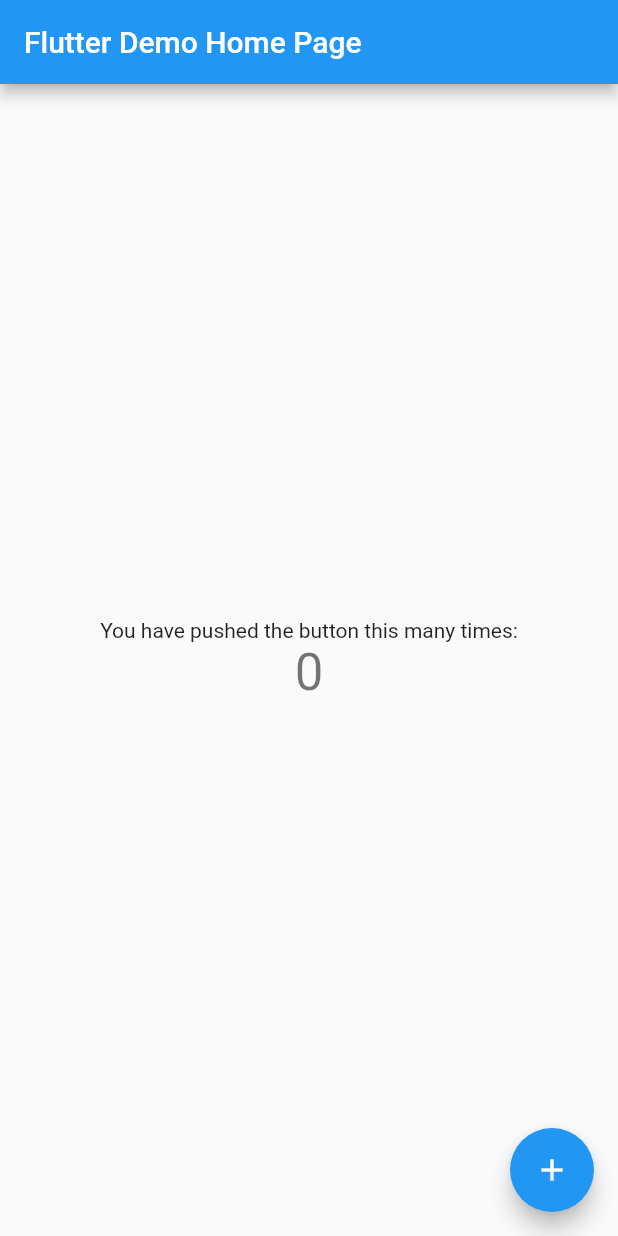
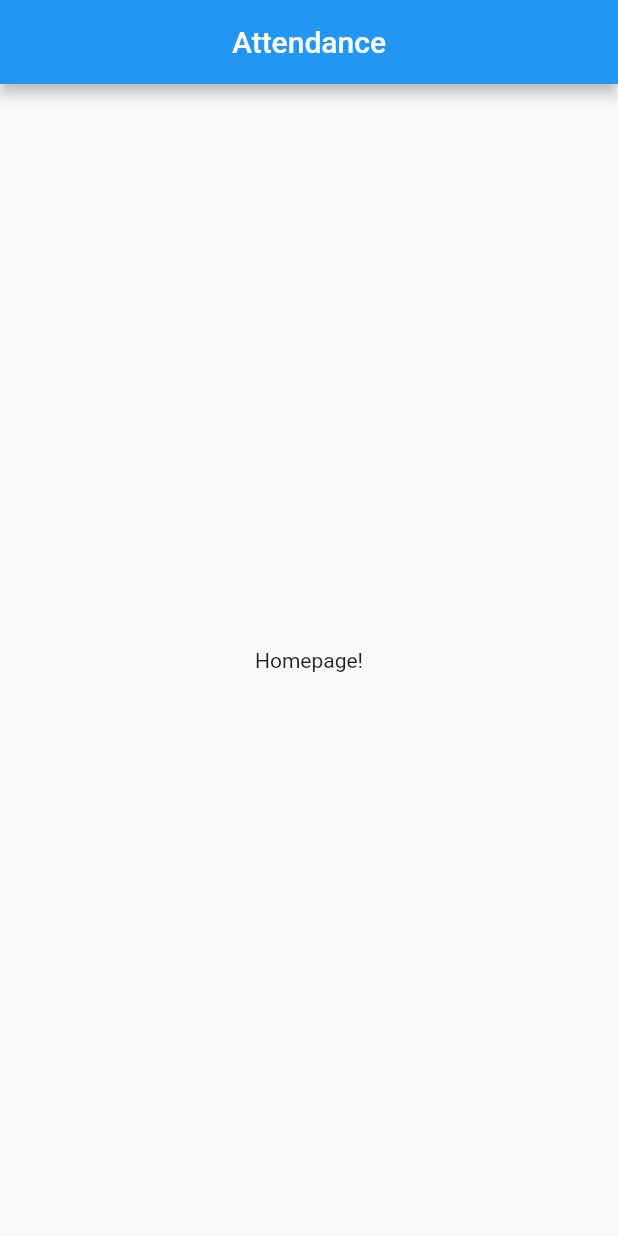
Before and after one commit to ZakariaRahim/attendance, a Flutter app: the screen it shows after launch, on a phone screen of 412 x 824 dp. Run offline on Flutter 3.47's test engine with Material 2 defaults, Android fonts, the phone set to English and light mode, and no system bars.

Commit message:
clean out comments from flutter default app after creating new project

```diff
--- a/lib/main.dart
+++ b/lib/main.dart
@@ -9,109 +9,29 @@ class MyApp extends StatelessWidget {
   @override
   Widget build(BuildContext context) {
     return MaterialApp(
-      title: 'Flutter Demo',
+      title: 'Attennce',
       theme: ThemeData(
-        // This is the theme of your application.
-        //
-        // Try running your application with "flutter run". You'll see the
-        // application has a blue toolbar. Then, without quitting the app, try
-        // changing the primarySwatch below to Colors.green and then invoke
-        // "hot reload" (press "r" in the console where you ran "flutter run",
-        // or simply save your changes to "hot reload" in a Flutter IDE).
-        // Notice that the counter didn't reset back to zero; the application
-        // is not restarted.
         primarySwatch: Colors.blue,
-        // This makes the visual density adapt to the platform that you run
-        // the app on. For desktop platforms, the controls will be smaller and
-        // closer together (more dense) than on mobile platforms.
         visualDensity: VisualDensity.adaptivePlatformDensity,
       ),
-      home: MyHomePage(title: 'Flutter Demo Home Page'),
+      home: MyHomePage(),
     );
   }
 }
 
-class MyHomePage extends StatefulWidget {
-  MyHomePage({Key key, this.title}) : super(key: key);
-
-  // This widget is the home page of your application. It is stateful, meaning
-  // that it has a State object (defined below) that contains fields that affect
-  // how it looks.
-
-  // This class is the configuration for the state. It holds the values (in this
-  // case the title) provided by the parent (in this case the App widget) and
-  // used by the build method of the State. Fields in a Widget subclass are
-  // always marked "final".
-
-  final String title;
-
-  @override
-  _MyHomePageState createState() => _MyHomePageState();
-}
-
-class _MyHomePageState extends State<MyHomePage> {
-  int _counter = 0;
-
-  void _incrementCounter() {
-    setState(() {
-      // This call to setState tells the Flutter framework that something has
-      // changed in this State, which causes it to rerun the build method below
-      // so that the display can reflect the updated values. If we changed
-      // _counter without calling setState(), then the build method would not be
-      // called again, and so nothing would appear to happen.
-      _counter++;
-    });
-  }
-
+class MyHomePage extends StatelessWidget {
   @override
   Widget build(BuildContext context) {
-    // This method is rerun every time setState is called, for instance as done
-    // by the _incrementCounter method above.
-    //
-    // The Flutter framework has been optimized to make rerunning build methods
-    // fast, so that you can just rebuild anything that needs updating rather
-    // than having to individually change instances of widgets.
     return Scaffold(
       appBar: AppBar(
-        // Here we take the value from the MyHomePage object that was created by
-        // the App.build method, and use it to set our appbar title.
-        title: Text(widget.title),
+        title: Text(
+          'Attendance',
+        ),
+        centerTitle: true,
       ),
       body: Center(
-        // Center is a layout widget. It takes a single child and positions it
-        // in the middle of the parent.
-        child: Column(
-          // Column is also a layout widget. It takes a list of children and
-          // arranges them vertically. By default, it sizes itself to fit its
-          // children horizontally, and tries to be as tall as its parent.
-          //
-          // Invoke "debug painting" (press "p" in the console, choose the
-          // "Toggle Debug Paint" action from the Flutter Inspector in Android
-          // Studio, or the "Toggle Debug Paint" command in Visual Studio Code)
-          // to see the wireframe for each widget.
-          //
-          // Column has various properties to control how it sizes itself and
-          // how it positions its children. Here we use mainAxisAlignment to
-          // center the children vertically; the main axis here is the vertical
-          // axis because Columns are vertical (the cross axis would be
-          // horizontal).
-          mainAxisAlignment: MainAxisAlignment.center,
-          children: <Widget>[
-            Text(
-              'You have pushed the button this many times:',
-            ),
-            Text(
-              '$_counter',
-              style: Theme.of(context).textTheme.headline4,
-            ),
-          ],
-        ),
+        child: Text('Homepage!'),
       ),
-      floatingActionButton: FloatingActionButton(
-        onPressed: _incrementCounter,
-        tooltip: 'Increment',
-        child: Icon(Icons.add),
-      ), // This trailing comma makes auto-formatting nicer for build methods.
     );
   }
 }
```
Also changed, not shown: 1 other file.
